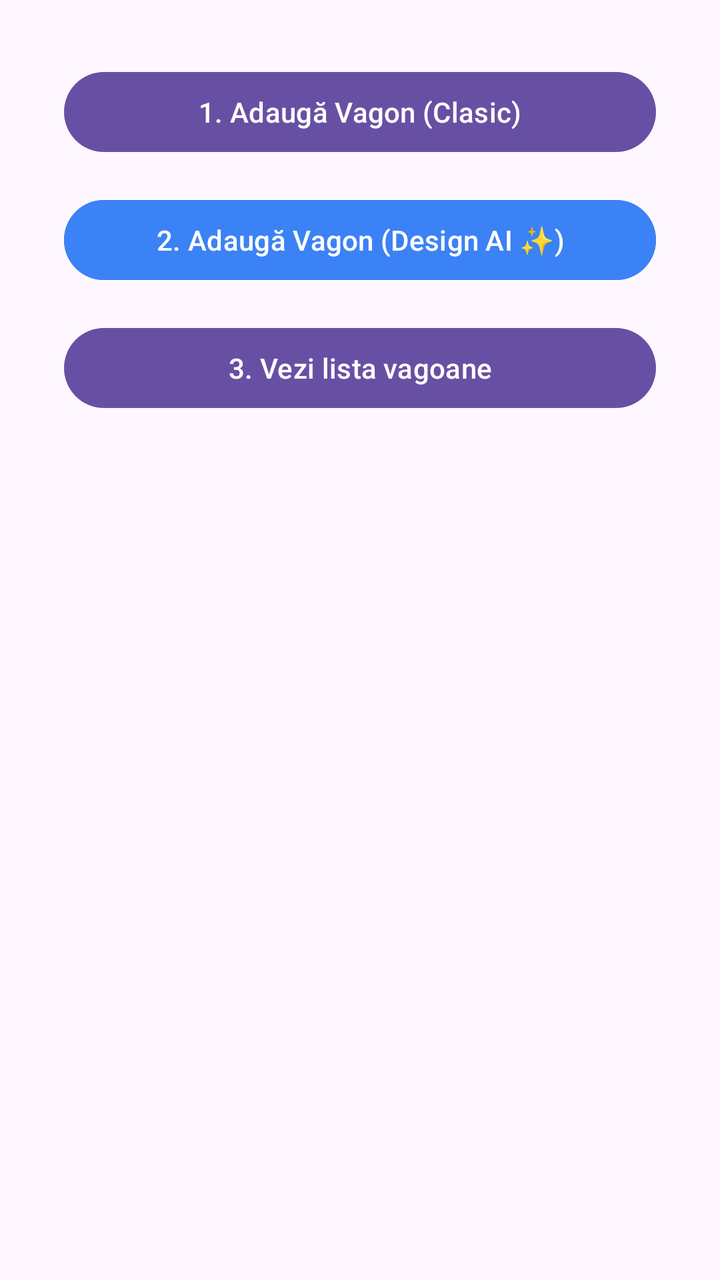
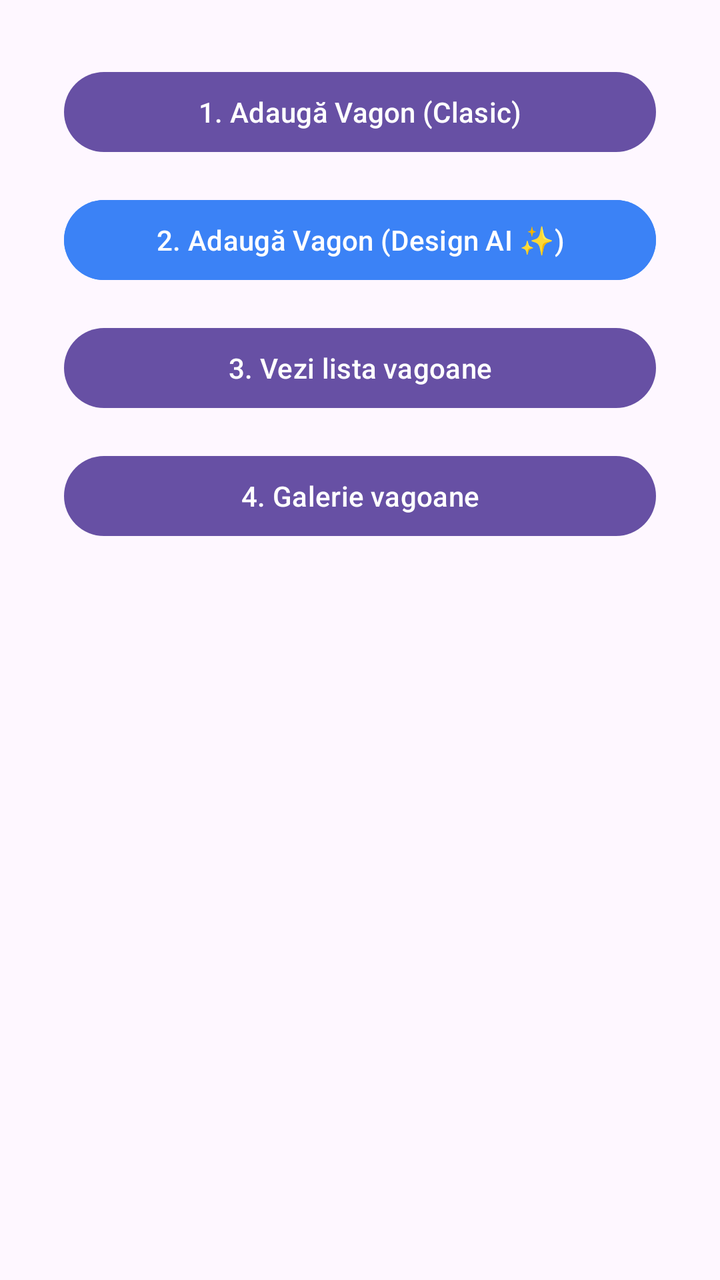

The first picture is an Android layout as it rendered before a commit; the second is the same layout after the commit. The layout source and the unified diff follow.
<!-- AndroidManifest.xml: application theme Theme.MyApplication -->
<!-- res/layout/activity_main.xml -->
<?xml version="1.0" encoding="utf-8"?>
<androidx.constraintlayout.widget.ConstraintLayout xmlns:android="http://schemas.android.com/apk/res/android"
    xmlns:app="http://schemas.android.com/apk/res-auto"
    xmlns:tools="http://schemas.android.com/tools"
    android:id="@+id/main"
    android:layout_width="match_parent"
    android:layout_height="match_parent"
    tools:context=".MainActivity">

    <Button
        android:id="@+id/culege_btn"
        android:layout_width="0dp"
        android:layout_height="wrap_content"
        android:layout_marginStart="32dp"
        android:layout_marginTop="32dp"
        android:layout_marginEnd="32dp"
        android:text="@string/_1_adaug_vagon_clasic"
        app:layout_constraintEnd_toEndOf="parent"
        app:layout_constraintStart_toStartOf="parent"
        app:layout_constraintTop_toTopOf="parent" />

    <Button
        android:id="@+id/culege_ai_btn"
        android:layout_width="0dp"
        android:layout_height="wrap_content"
        android:layout_marginTop="16dp"
        android:backgroundTint="#3B82F6"
        android:text="2. Adaugă Vagon (Design AI ✨)"
        app:layout_constraintEnd_toEndOf="@id/culege_btn"
        app:layout_constraintStart_toStartOf="@id/culege_btn"
        app:layout_constraintTop_toBottomOf="@id/culege_btn" />

    <Button
        android:id="@+id/vezi_lista_btn"
        android:layout_width="0dp"
        android:layout_height="wrap_content"
        android:layout_marginTop="16dp"
        android:text="3. Vezi lista vagoane"
        app:layout_constraintStart_toStartOf="@id/culege_ai_btn"
        app:layout_constraintEnd_toEndOf="@id/culege_ai_btn"
        app:layout_constraintTop_toBottomOf="@id/culege_ai_btn" />


</androidx.constraintlayout.widget.ConstraintLayout>
<!-- resources referenced by this layout -->
<resources>
  <string name="_1_adaug_vagon_clasic">1. Adaugă Vagon (Clasic)</string>
  <style name="Theme.MyApplication" parent="Base.Theme.MyApplication" />
  <style name="Base.Theme.MyApplication" parent="Theme.Material3.DayNight.NoActionBar">
          
          
      </style>
</resources>

<!-- the commit's change to res/layout/activity_main.xml (unified diff, before → after) -->
@@ -41,4 +41,15 @@
         app:layout_constraintTop_toBottomOf="@id/culege_ai_btn" />
 
 
+    <Button
+        android:id="@+id/galerie_btn"
+        android:layout_width="0dp"
+        android:layout_height="wrap_content"
+        android:layout_marginTop="16dp"
+        android:text="4. Galerie vagoane"
+        app:layout_constraintStart_toStartOf="@id/vezi_lista_btn"
+        app:layout_constraintEnd_toEndOf="@id/vezi_lista_btn"
+        app:layout_constraintTop_toBottomOf="@id/vezi_lista_btn" />
+
+
 </androidx.constraintlayout.widget.ConstraintLayout>
